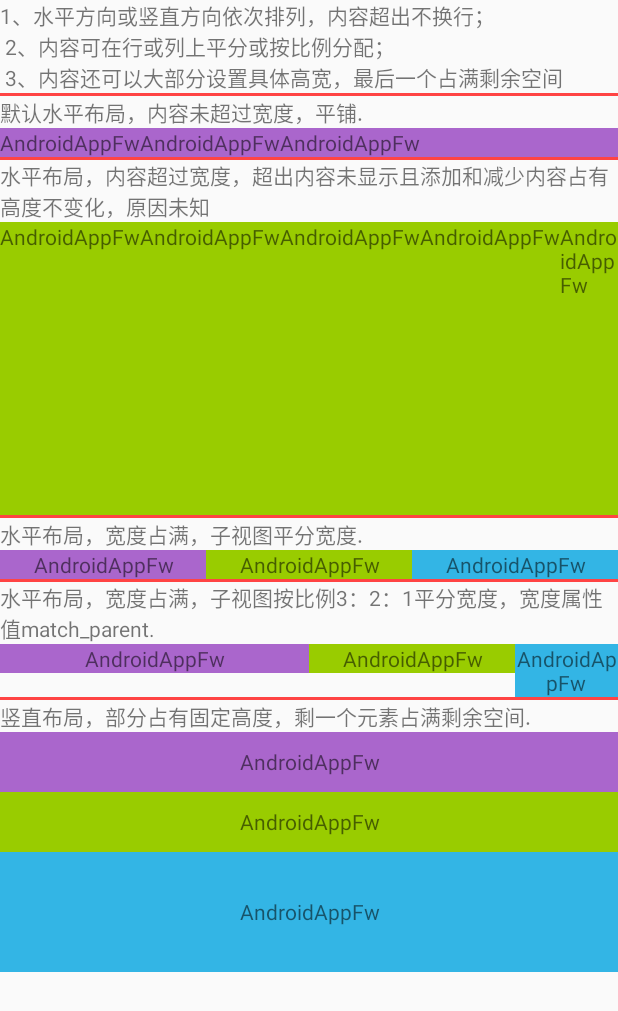
After one commit to MelanDawn/AndroidAppFw, an Android app: the LinearLayoutAct screen opened directly, with no data from a screen before it, on a phone screen of 412 x 824 dp. The commit adds this screen. Shown: the top 1011 px of the screen. Run offline under Robolectric (Android 15) with nearby library versions, the phone set to English and light mode, and no system bars; libraries missing offline, so code that uses them is left out: com.umeng.analytics, com.umeng.message; 2 statements that could not run were skipped.

Commit message:
[RD_Center] 首次添加LinearLayout样例

```diff
--- a/app/src/main/AndroidManifest.xml
+++ b/app/src/main/AndroidManifest.xml
@@ -74,6 +74,7 @@
 
         <activity android:name=".ui.activity.ViewGroupAct" />
         <activity android:name=".ui.activity.GridLayoutAct" />
+        <activity android:name=".ui.activity.LinearLayoutAct" />
         <activity android:name=".ui.activity.RelativeLayoutAct" />
         <activity android:name=".ui.activity.DialerFilterAct" />
         <activity android:name=".ui.activity.TwoLineListItemAct" />
--- /dev/null
+++ b/app/src/main/java/com/zs/androidappfw/ui/activity/LinearLayoutAct.java
@@ -0,0 +1,15 @@
+package com.zs.androidappfw.ui.activity;
+
+import android.os.Bundle;
+import android.support.annotation.Nullable;
+
+import com.zs.androidappfw.R;
+import com.zs.androidappfw.ui.base.BaseActivity;
+
+public class LinearLayoutAct extends BaseActivity {
+    @Override
+    protected void onCreate(@Nullable Bundle savedInstanceState) {
+        super.onCreate(savedInstanceState);
+        setContentView(R.layout.act_linear_layout);
+    }
+}
--- a/app/src/main/java/com/zs/androidappfw/ui/activity/MainActivity.java
+++ b/app/src/main/java/com/zs/androidappfw/ui/activity/MainActivity.java
@@ -112,6 +112,10 @@ public class MainActivity extends BaseActivity {
         startActivity(new Intent(MainActivity.this, GridLayoutAct.class));
     }
 
+    public void toLinearLayout(View view) {
+        startActivity(new Intent(MainActivity.this, LinearLayoutAct.class));
+    }
+
     public void toRelativeLayout(View view) {
         startActivity(new Intent(MainActivity.this, RelativeLayoutAct.class));
     }
--- /dev/null
+++ b/app/src/main/res/layout/act_linear_layout.xml
@@ -0,0 +1,194 @@
+<?xml version="1.0" encoding="utf-8"?>
+<ScrollView xmlns:android="http://schemas.android.com/apk/res/android"
+    android:layout_width="match_parent"
+    android:layout_height="match_parent">
+
+    <LinearLayout
+        android:layout_width="match_parent"
+        android:layout_height="wrap_content"
+        android:orientation="vertical">
+        <TextView
+            android:layout_width="wrap_content"
+            android:layout_height="wrap_content"
+            android:text="@string/linear_layout_description"/>
+        <View
+            android:layout_width="match_parent"
+            android:layout_height="2dp"
+            android:background="@android:color/holo_red_light"/>
+        <TextView
+            android:layout_width="wrap_content"
+            android:layout_height="wrap_content"
+            android:text="@string/linear_layout_demo_1"/>
+        <LinearLayout
+            android:layout_width="match_parent"
+            android:layout_height="wrap_content"
+            android:orientation="horizontal"
+            android:background="@android:color/holo_purple">
+            <TextView
+                android:layout_width="wrap_content"
+                android:layout_height="wrap_content"
+                android:text="@string/app_name"/>
+            <TextView
+                android:layout_width="wrap_content"
+                android:layout_height="wrap_content"
+                android:text="@string/app_name"/>
+            <TextView
+                android:layout_width="wrap_content"
+                android:layout_height="wrap_content"
+                android:text="@string/app_name"/>
+        </LinearLayout>
+
+        <View
+            android:layout_width="match_parent"
+            android:layout_height="2dp"
+            android:background="@android:color/holo_red_light"/>
+        <TextView
+            android:layout_width="wrap_content"
+            android:layout_height="wrap_content"
+            android:text="@string/linear_layout_demo_2"/>
+        <LinearLayout
+            android:layout_width="match_parent"
+            android:layout_height="wrap_content"
+            android:orientation="horizontal"
+            android:background="@android:color/holo_green_light">
+            <TextView
+                android:layout_width="wrap_content"
+                android:layout_height="wrap_content"
+                android:text="@string/app_name"/>
+            <TextView
+                android:layout_width="wrap_content"
+                android:layout_height="wrap_content"
+                android:text="@string/app_name"/>
+            <TextView
+                android:layout_width="wrap_content"
+                android:layout_height="wrap_content"
+                android:text="@string/app_name"/>
+            <TextView
+                android:layout_width="wrap_content"
+                android:layout_height="wrap_content"
+                android:text="@string/app_name"/>
+            <TextView
+                android:layout_width="wrap_content"
+                android:layout_height="wrap_content"
+                android:text="@string/app_name"/>
+            <TextView
+                android:layout_width="wrap_content"
+                android:layout_height="wrap_content"
+                android:text="@string/app_name"/>
+            <TextView
+                android:layout_width="wrap_content"
+                android:layout_height="wrap_content"
+                android:text="@string/app_name"/>
+            <TextView
+                android:layout_width="wrap_content"
+                android:layout_height="wrap_content"
+                android:text="@string/app_name"/>
+        </LinearLayout>
+
+        <View
+            android:layout_width="match_parent"
+            android:layout_height="2dp"
+            android:background="@android:color/holo_red_light"/>
+        <TextView
+            android:layout_width="wrap_content"
+            android:layout_height="wrap_content"
+            android:text="@string/linear_layout_demo_3"/>
+        <LinearLayout
+            android:layout_width="match_parent"
+            android:layout_height="wrap_content"
+            android:orientation="horizontal">
+
+            <TextView
+                android:layout_width="wrap_content"
+                android:layout_height="wrap_content"
+                android:layout_weight="1"
+                android:background="@android:color/holo_purple"
+                android:gravity="center"
+                android:text="@string/app_name"/>
+            <TextView
+                android:layout_width="wrap_content"
+                android:layout_height="wrap_content"
+                android:layout_weight="1"
+                android:background="@android:color/holo_green_light"
+                android:gravity="center"
+                android:text="@string/app_name"/>
+            <TextView
+                android:layout_width="wrap_content"
+                android:layout_height="wrap_content"
+                android:layout_weight="1"
+                android:background="@android:color/holo_blue_light"
+                android:gravity="center"
+                android:text="@string/app_name"/>
+        </LinearLayout>
+
+        <View
+            android:layout_width="match_parent"
+            android:layout_height="2dp"
+            android:background="@android:color/holo_red_light"/>
+        <TextView
+            android:layout_width="wrap_content"
+            android:layout_height="wrap_content"
+            android:text="@string/linear_layout_demo_4"/>
+        <LinearLayout
+            android:layout_width="match_parent"
+            android:layout_height="wrap_content"
+            android:orientation="horizontal">
+
+            <TextView
+                android:layout_width="match_parent"
+                android:layout_height="wrap_content"
+                android:layout_weight="3"
+                android:background="@android:color/holo_purple"
+                android:gravity="center"
+                android:text="@string/app_name"/>
+            <TextView
+                android:layout_width="match_parent"
+                android:layout_height="wrap_content"
+                android:layout_weight="4"
+                android:background="@android:color/holo_green_light"
+                android:gravity="center"
+                android:text="@string/app_name"/>
+            <TextView
+                android:layout_width="match_parent"
+                android:layout_height="wrap_content"
+                android:layout_weight="5"
+                android:background="@android:color/holo_blue_light"
+                android:gravity="center"
+                android:text="@string/app_name"/>
+        </LinearLayout>
+
+        <View
+            android:layout_width="match_parent"
+            android:layout_height="2dp"
+            android:background="@android:color/holo_red_light"/>
+        <TextView
+            android:layout_width="wrap_content"
+            android:layout_height="wrap_content"
+            android:text="@string/linear_layout_demo_5"/>
+        <LinearLayout
+            android:layout_width="match_parent"
+            android:layout_height="160dp"
+            android:orientation="vertical">
+
+            <TextView
+                android:layout_width="match_parent"
+                android:layout_height="40dp"
+                android:gravity="center"
+                android:background="@android:color/holo_purple"
+                android:text="@string/app_name"/>
+            <TextView
+                android:layout_width="match_parent"
+                android:layout_height="40dp"
+                android:gravity="center"
+                android:background="@android:color/holo_green_light"
+                android:text="@string/app_name"/>
+            <TextView
+                android:layout_width="match_parent"
+                android:layout_height="0dp"
+                android:layout_weight="1"
+                android:background="@android:color/holo_blue_light"
+                android:gravity="center"
+                android:text="@string/app_name"/>
+        </LinearLayout>
+    </LinearLayout>
+</ScrollView>
--- a/app/src/main/res/layout/act_main.xml
+++ b/app/src/main/res/layout/act_main.xml
@@ -198,6 +198,14 @@
             android:layout_width="match_parent"
             android:layout_height="@dimen/bt_height"
             android:gravity="center_vertical|start"
+            android:text="@string/to_linear_layout"
+            android:textAllCaps="false"
+            android:onClick="toLinearLayout"/>
+
+        <Button
+            android:layout_width="match_parent"
+            android:layout_height="@dimen/bt_height"
+            android:gravity="center_vertical|start"
             android:text="@string/to_relative_layout"
             android:textAllCaps="false"
             android:onClick="toRelativeLayout"/>
--- a/app/src/main/res/values/strings.xml
+++ b/app/src/main/res/values/strings.xml
@@ -28,6 +28,7 @@
 
     <string name="to_view_group">ViewGroup</string>
     <string name="to_grid_layout">|-- GridLayout(网格布局，API 15 引入)</string>
+    <string name="to_linear_layout">|-- LinearLayout(线性布局)</string>
     <string name="to_relative_layout">|-- RelativeLayout（相对布局）</string>
     <string name="to_dialer_filter">|-- |-- DialerFilter（API 26 过期）</string>
     <string name="to_two_line_list_item">|-- |-- TwoLineListItem（API 17 过期）</string>
@@ -197,6 +198,17 @@
     <string name="grid_layout_cal_zero">0</string>
     <string name="grid_layout_cal_point">.</string>
 
+    <!-- LinearLayout Activity -->
+    <string name="linear_layout_description">
+        1、水平方向或竖直方向依次排列，内容超出不换行；\n
+        2、内容可在行或列上平分或按比例分配；\n
+        3、内容还可以大部分设置具体高宽，最后一个占满剩余空间</string>
+    <string name="linear_layout_demo_1">默认水平布局，内容未超过宽度，平铺.</string>
+    <string name="linear_layout_demo_2">水平布局，内容超过宽度，超出内容未显示且添加和减少内容占有高度不变化，原因未知</string>
+    <string name="linear_layout_demo_3">水平布局，宽度占满，子视图平分宽度.</string>
+    <string name="linear_layout_demo_4">水平布局，宽度占满，子视图按比例3：2：1平分宽度，宽度属性值match_parent.</string>
+    <string name="linear_layout_demo_5">竖直布局，部分占有固定高度，剩一个元素占满剩余空间.</string>
+
     <!-- RelativeLayout Activity -->
     <string name="relative_description">相对布局的主要两种布局情况：相对父容器View、相对同级View。\n
         相对父容器水平、竖直居中，左、顶、右、底对齐；\n
```
